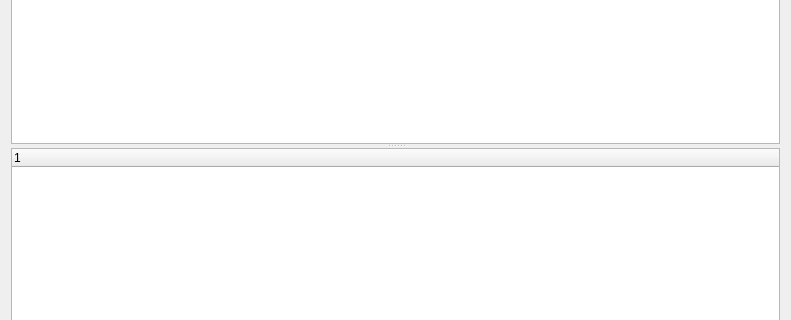
mapcrafter/mapcrafter-gui, file mainwindow.ui: the form before one commit; both pictures show x 0 to 791 and y 141 to 461 of the 791 by 605 pixel window.
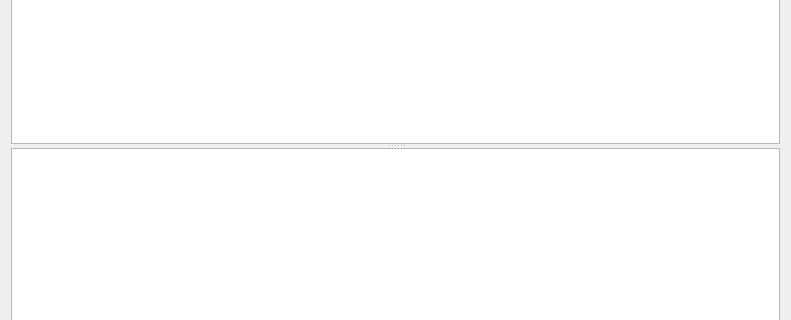
The form after the commit. Custom widgets are drawn as their Qt base class.

Commit message: Moved validation widget out to own widget, Added Mapcrafter paths to about dialog, still some ugly linking things required.

```diff
--- a/mainwindow.ui
+++ b/mainwindow.ui
@@ -30,7 +30,10 @@
         <bool>false</bool>
        </property>
       </widget>
-      <widget class="QTreeWidget" name="treeWidget">
+      <widget class="ValidationWidget" name="validationWidget">
+       <attribute name="headerVisible">
+        <bool>false</bool>
+       </attribute>
        <column>
         <property name="text">
          <string notr="true">1</string>
@@ -107,6 +110,13 @@
   </action>
  </widget>
  <layoutdefault spacing="6" margin="11"/>
+ <customwidgets>
+  <customwidget>
+   <class>ValidationWidget</class>
+   <extends>QTreeWidget</extends>
+   <header>validationwidget.h</header>
+  </customwidget>
+ </customwidgets>
  <resources/>
  <connections/>
 </ui>
```
The commit also changes 4 other files.
